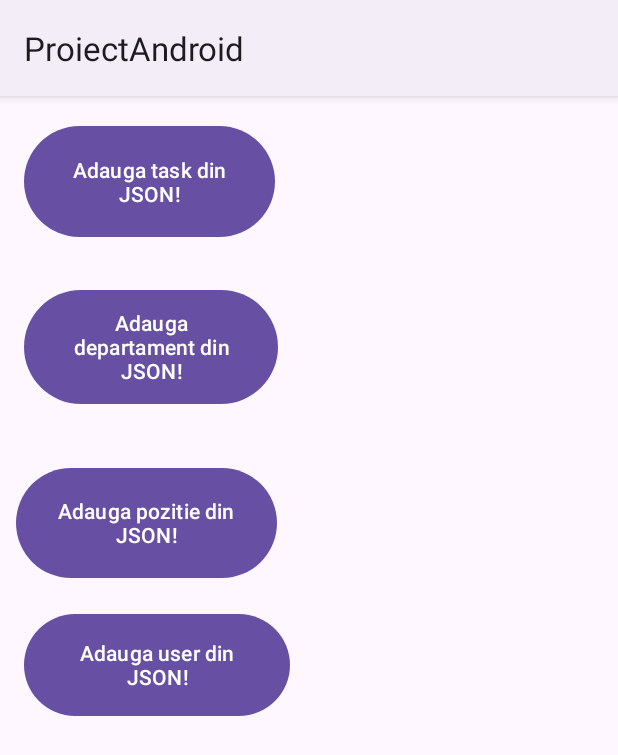
After one commit to dariamrt/employee-management-mobile-app, an Android app: the JsonHomeworkActivity screen opened directly, with no data from a screen before it, on a phone screen of 412 x 824 dp. The commit adds this screen. Shown: the top 755 px of the screen. Run offline under Robolectric (Android 15) with nearby library versions, the phone set to English and light mode, and no system bars.

Commit message:
Tema 8 - JSON

```diff
--- a/app/src/main/AndroidManifest.xml
+++ b/app/src/main/AndroidManifest.xml
@@ -37,7 +37,7 @@
             android:name=".activities.ChangePasswordActivity"
             android:exported="false" />
         <activity
-            android:name=".activities.SettingsActivity"
+            android:name=".activities.JsonHomeworkActivity"
             android:exported="false" />
         <activity
             android:name=".activities.LoginPageActivity"
--- /dev/null
+++ b/app/src/main/java/com/example/proiectandroid/activities/JsonHomeworkActivity.java
@@ -0,0 +1,98 @@
+package com.example.proiectandroid.activities;
+
+import android.os.Bundle;
+import android.widget.Button;
+import android.widget.ListView;
+import android.widget.Toast;
+
+import androidx.activity.EdgeToEdge;
+import androidx.appcompat.app.AppCompatActivity;
+import androidx.core.graphics.Insets;
+import androidx.core.view.ViewCompat;
+import androidx.core.view.WindowInsetsCompat;
+
+import com.example.proiectandroid.R;
+import com.example.proiectandroid.database.AppDatabase;
+import com.example.proiectandroid.jsonChestii.DepartmentParser;
+import com.example.proiectandroid.jsonChestii.HttpsManager;
+import com.example.proiectandroid.jsonChestii.PositionParser;
+import com.example.proiectandroid.jsonChestii.TaskParser;
+import com.example.proiectandroid.jsonChestii.UserParser;
+import com.example.proiectandroid.models.Department;
+import com.example.proiectandroid.models.Position;
+import com.example.proiectandroid.models.Task;
+import com.example.proiectandroid.models.User;
+
+import java.util.List;
+
+public class JsonHomeworkActivity extends AppCompatActivity {
+
+    private Button btnAdaugaDepartmentDinJson;
+    private Button btnAdaugaPositionDinJson;
+    private Button btnAdaugaUserDinJson;
+    private Button btnAdaugaTaskDinJson;
+    private static final String jsonUrlDepartment = "https://www.jsonkeeper.com/b/R7E3";
+    private static final String jsonUrlPosition = "https://www.jsonkeeper.com/b/GPI2";
+    private static final String jsonUrlUser = "https://www.jsonkeeper.com/b/I65J";
+    private static final String jsonUrlTask = "https://www.jsonkeeper.com/b/QOLY";
+
+    @Override
+    protected void onCreate(Bundle savedInstanceState) {
+        super.onCreate(savedInstanceState);
+        EdgeToEdge.enable(this);
+        setContentView(R.layout.activity_json_homework);
+        ViewCompat.setOnApplyWindowInsetsListener(findViewById(R.id.main), (v, insets) -> {
+            Insets systemBars = insets.getInsets(WindowInsetsCompat.Type.systemBars());
+            v.setPadding(systemBars.left, systemBars.top, systemBars.right, systemBars.bottom);
+            return insets;
+        });
+
+        btnAdaugaDepartmentDinJson = findViewById(R.id.btnAdaugaDepartmentDinJson);
+        btnAdaugaPositionDinJson = findViewById(R.id.btnAdaugaPositionDinJson);
+        btnAdaugaUserDinJson = findViewById(R.id.btnAdaugaUserDinJson);
+        btnAdaugaTaskDinJson = findViewById(R.id.btnAdaugaTaskDinJson);
+
+        btnAdaugaDepartmentDinJson.setOnClickListener(v -> incarcareDinJson(jsonUrlDepartment, "department"));
+        btnAdaugaPositionDinJson.setOnClickListener(v -> incarcareDinJson(jsonUrlPosition, "position"));
+        btnAdaugaUserDinJson.setOnClickListener(v -> incarcareDinJson(jsonUrlUser, "user"));
+        btnAdaugaTaskDinJson.setOnClickListener(v -> incarcareDinJson(jsonUrlTask, "task"));
+    }
+
+    private void incarcareDinJson(String url, String type) {
+        new Thread(() -> {
+            HttpsManager manager = new HttpsManager(url);
+            String json = manager.procesare();
+            new android.os.Handler(getMainLooper()).post(() -> procesareJsonSiAdaugareInBD(json, type));
+        }).start();
+    }
+
+    private void procesareJsonSiAdaugareInBD(String json, String type) {
+        AppDatabase database = AppDatabase.getInstance(this);
+
+        switch (type) {
+            case "department":
+                List<Department> departments = DepartmentParser.parsareJson(json);
+                database.getDepartmentDao().insertDepartments(departments);
+                Toast.makeText(this, "Departamente adaugate din json cu succes!", Toast.LENGTH_SHORT).show();
+                break;
+
+            case "position":
+                List<Position> positions = PositionParser.parsareJson(json);
+                database.getPositionDao().insertPositions(positions);
+                Toast.makeText(this, "Positions adaugate din json cu succes!", Toast.LENGTH_SHORT).show();
+                break;
+
+            case "user":
+                List<User> users = UserParser.parsareJson(json);
+                database.getUserDAO().insertUsers(users);
+                Toast.makeText(this, "Utilizatori adaugati din json cu succes!", Toast.LENGTH_SHORT).show();
+                break;
+
+            case "task":
+                List<Task> tasks = TaskParser.parsareJson(json);
+                database.getTaskDao().insertTasks(tasks);
+                Toast.makeText(this, "Taskuri adaugate din json cu succes!", Toast.LENGTH_SHORT).show();
+                break;
+        }
+    }
+}
--- a/app/src/main/java/com/example/proiectandroid/activities/MainActivity.java
+++ b/app/src/main/java/com/example/proiectandroid/activities/MainActivity.java
@@ -4,7 +4,6 @@ import android.content.Intent;
 import android.os.Bundle;
 import android.view.Menu;
 import android.view.MenuItem;
-import android.view.View;
 import android.widget.ArrayAdapter;
 import android.widget.Button;
 import android.widget.ListView;
@@ -80,6 +79,10 @@ public class MainActivity extends AppCompatActivity {
             Intent intentProfile = new Intent(MainActivity.this, UserDetailsActivity.class);
             startActivity(intentProfile);
             return true;
+        } else if (id == R.id.itJson) {
+            Intent intentJson = new Intent(MainActivity.this, JsonHomeworkActivity.class);
+            startActivity(intentJson);
+            return true;
         }
         return super.onOptionsItemSelected(item);
     }
--- a/app/src/main/java/com/example/proiectandroid/models/DepartmentDao.java
+++ b/app/src/main/java/com/example/proiectandroid/models/DepartmentDao.java
@@ -3,6 +3,7 @@ package com.example.proiectandroid.models;
 import androidx.room.Dao;
 import androidx.room.Delete;
 import androidx.room.Insert;
+import androidx.room.OnConflictStrategy;
 import androidx.room.Query;
 
 import java.util.List;
@@ -11,6 +12,9 @@ import java.util.List;
 public interface DepartmentDao {
     @Insert
     void insertDepartment(Department department);
+
+    @Insert(onConflict = OnConflictStrategy.REPLACE)
+    void insertDepartments(List<Department> departments);
 
     @Query("SELECT * FROM departments")
     List<Department> getAllDepartments();
--- a/app/src/main/java/com/example/proiectandroid/models/PositionDao.java
+++ b/app/src/main/java/com/example/proiectandroid/models/PositionDao.java
@@ -3,6 +3,7 @@ package com.example.proiectandroid.models;
 import androidx.room.Dao;
 import androidx.room.Delete;
 import androidx.room.Insert;
+import androidx.room.OnConflictStrategy;
 import androidx.room.Query;
 
 import java.util.List;
@@ -11,6 +12,9 @@ import java.util.List;
 public interface PositionDao {
     @Insert
     void insertPosition(Position position);
+
+    @Insert(onConflict = OnConflictStrategy.REPLACE)
+    void insertPositions(List<Position> positions);
 
     @Query("SELECT id FROM POSITIONS WHERE title = :positionName LIMIT 1")
     int getPositionIdByName(String positionName);
--- a/app/src/main/java/com/example/proiectandroid/models/TaskDao.java
+++ b/app/src/main/java/com/example/proiectandroid/models/TaskDao.java
@@ -3,6 +3,7 @@ package com.example.proiectandroid.models;
 import androidx.room.Dao;
 import androidx.room.Delete;
 import androidx.room.Insert;
+import androidx.room.OnConflictStrategy;
 import androidx.room.Query;
 import androidx.room.Update;
 
@@ -12,6 +13,9 @@ import java.util.List;
 public interface TaskDao {
     @Insert
     void insertTask(Task task);
+
+    @Insert(onConflict = OnConflictStrategy.REPLACE)
+    void insertTasks(List<Task> tasks);
 
     @Query("SELECT * FROM tasks")
     List<Task> getAllTasks();
--- a/app/src/main/java/com/example/proiectandroid/models/UserDao.java
+++ b/app/src/main/java/com/example/proiectandroid/models/UserDao.java
@@ -3,6 +3,7 @@ package com.example.proiectandroid.models;
 import androidx.room.Dao;
 import androidx.room.Delete;
 import androidx.room.Insert;
+import androidx.room.OnConflictStrategy;
 import androidx.room.Update;
 import androidx.room.Query;
 
@@ -12,6 +13,9 @@ import java.util.List;
 public interface UserDao {
     @Insert
     void insertUser(User user);
+
+    @Insert(onConflict = OnConflictStrategy.REPLACE)
+    void insertUsers(List<User> users);
 
     @Query("SELECT * FROM users")
     List<User> getAllUsers();
--- /dev/null
+++ b/app/src/main/res/layout/activity_json_homework.xml
@@ -0,0 +1,58 @@
+<?xml version="1.0" encoding="utf-8"?>
+<androidx.constraintlayout.widget.ConstraintLayout xmlns:android="http://schemas.android.com/apk/res/android"
+    xmlns:app="http://schemas.android.com/apk/res-auto"
+    xmlns:tools="http://schemas.android.com/tools"
+    android:id="@+id/main"
+    android:layout_width="match_parent"
+    android:layout_height="match_parent"
+    tools:context=".activities.JsonHomeworkActivity">
+
+
+    <Button
+        android:id="@+id/btnAdaugaTaskDinJson"
+        android:layout_width="167dp"
+        android:layout_height="82dp"
+        android:text="Adauga task din JSON!"
+        app:layout_constraintBottom_toBottomOf="parent"
+        app:layout_constraintEnd_toEndOf="parent"
+        app:layout_constraintHorizontal_bias="0.065"
+        app:layout_constraintStart_toStartOf="parent"
+        app:layout_constraintTop_toTopOf="parent"
+        app:layout_constraintVertical_bias="0.024" />
+
+    <Button
+        android:id="@+id/btnAdaugaDepartmentDinJson"
+        android:layout_width="169dp"
+        android:layout_height="84dp"
+        android:text="Adauga departament din JSON!"
+        app:layout_constraintBottom_toBottomOf="parent"
+        app:layout_constraintEnd_toEndOf="parent"
+        app:layout_constraintHorizontal_bias="0.066"
+        app:layout_constraintStart_toStartOf="parent"
+        app:layout_constraintTop_toTopOf="parent"
+        app:layout_constraintVertical_bias="0.185" />
+
+    <Button
+        android:id="@+id/btnAdaugaUserDinJson"
+        android:layout_width="177dp"
+        android:layout_height="76dp"
+        android:text="Adauga user din JSON!"
+        app:layout_constraintBottom_toBottomOf="parent"
+        app:layout_constraintEnd_toEndOf="parent"
+        app:layout_constraintHorizontal_bias="0.068"
+        app:layout_constraintStart_toStartOf="parent"
+        app:layout_constraintTop_toTopOf="parent"
+        app:layout_constraintVertical_bias="0.499" />
+
+    <Button
+        android:id="@+id/btnAdaugaPositionDinJson"
+        android:layout_width="174dp"
+        android:layout_height="81dp"
+        android:text="Adauga pozitie din JSON!"
+        app:layout_constraintBottom_toBottomOf="parent"
+        app:layout_constraintEnd_toEndOf="parent"
+        app:layout_constraintHorizontal_bias="0.046"
+        app:layout_constraintStart_toStartOf="parent"
+        app:layout_constraintTop_toTopOf="parent"
+        app:layout_constraintVertical_bias="0.36" />
+</androidx.constraintlayout.widget.ConstraintLayout>
--- a/app/src/main/res/menu/menu.xml
+++ b/app/src/main/res/menu/menu.xml
@@ -4,8 +4,8 @@
         android:id="@+id/itChangePassword"
         android:title="Change password" />
     <item
-        android:id="@+id/itSettings"
-        android:title="Settings" />
+        android:id="@+id/itJson"
+        android:title="Adauga din JSON" />
     <item
         android:id="@+id/itViewProfile"
         android:title="Profile info" />
```
Also changed, not shown: app/src/main/java/com/example/proiectandroid/activities/SettingsActivity.java (deleted, +0 -26 lines), app/src/main/java/com/example/proiectandroid/jsonChestii/DepartmentParser.java (added, +41 -0 lines), app/src/main/java/com/example/proiectandroid/jsonChestii/HttpsManager.java (added, +55 -0 lines), app/src/main/java/com/example/proiectandroid/jsonChestii/PositionParser.java (added, +39 -0 lines), app/src/main/java/com/example/proiectandroid/jsonChestii/TaskParser.java (added, +45 -0 lines), app/src/main/java/com/example/proiectandroid/jsonChestii/UserParser.java (added, +49 -0 lines), app/src/main/res/layout/activity_settings.xml (deleted, +0 -84 lines).
